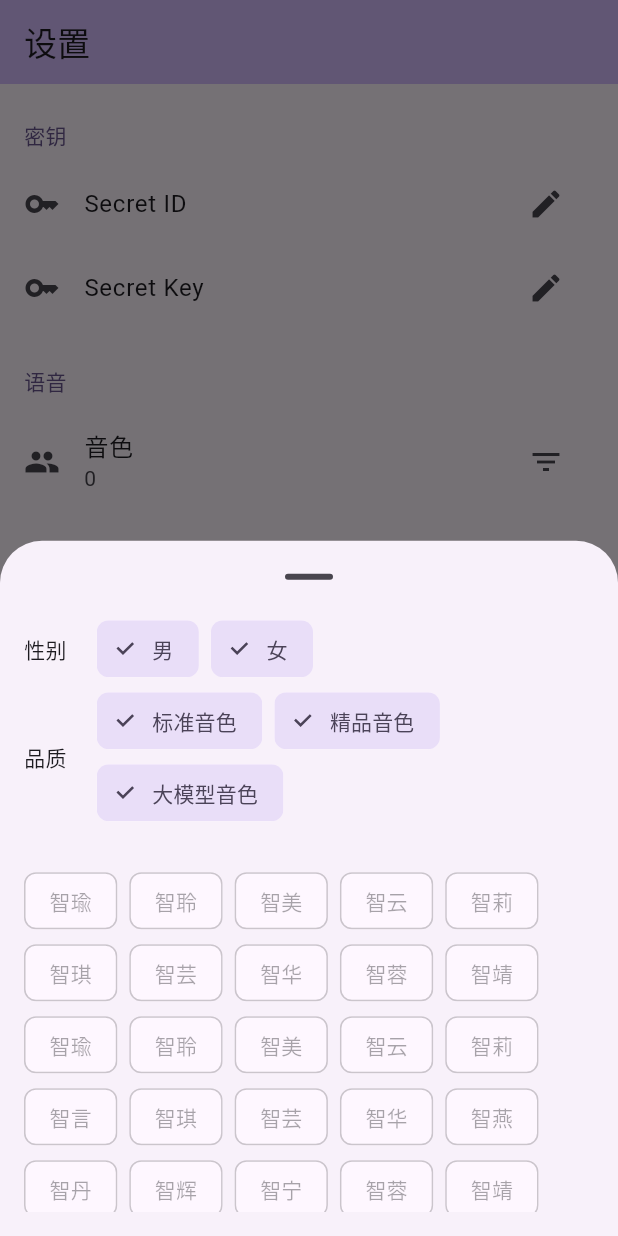
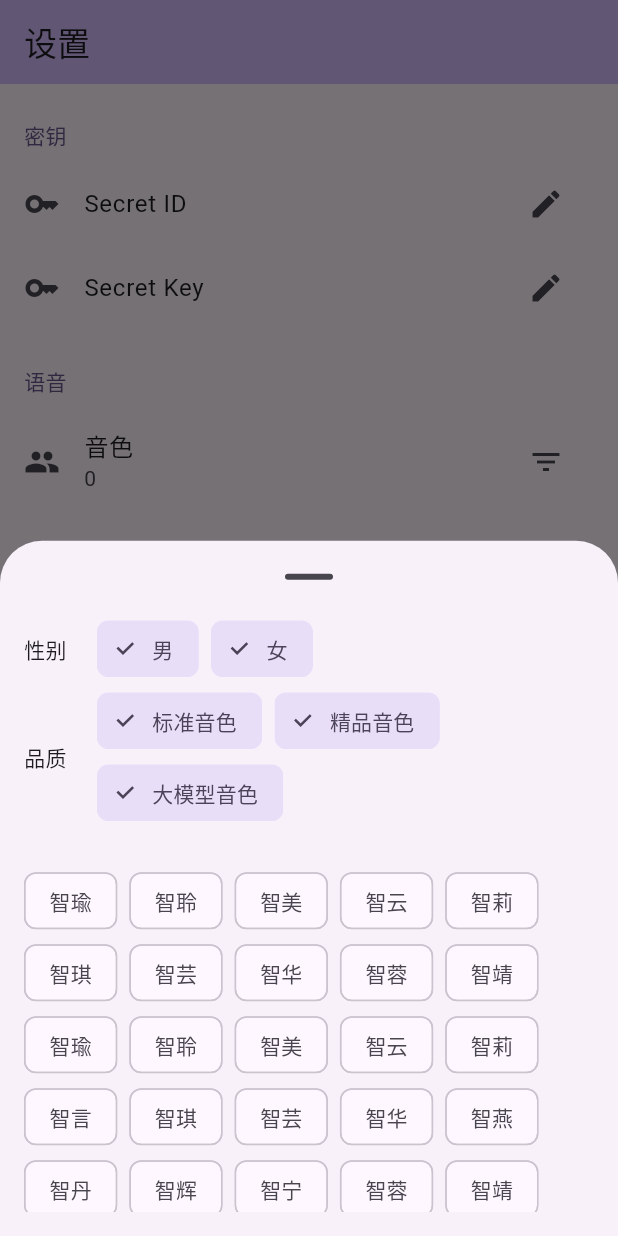
Before and after one commit to lomirus/tencent-cloud-tts-server, a Flutter app: the screen it shows after launch, after a tap on the "filter list" icon, on a phone screen of 412 x 824 dp. Run offline on Flutter 3.47's test engine with Material 3 defaults, Android fonts, the phone set to English and light mode, and no system bars; our stand-ins replace shared_preferences; missing offline and left inert: prompt_dialog.

```diff
--- a/lib/main.dart
+++ b/lib/main.dart
@@ -125,25 +125,6 @@ class _MyHomePageState extends State<MyHomePage> {
                 },
               ),
             ),
-            PopupMenuButton(
-              initialValue: settings.voiceType,
-              onSelected: (int id) => settings.voiceType = id,
-              offset: const Offset(1, 0),
-              itemBuilder: (BuildContext context) => <PopupMenuEntry<int>>[
-                const PopupMenuItem(value: 1001, child: Text('1001')),
-                const PopupMenuItem(value: 1004, child: Text('1004')),
-              ],
-              child: ListTile(
-                leading: const Icon(Icons.people),
-                title: const Text("音色"),
-                subtitle: Text(
-                  settings.voiceType.toString(),
-                  style: TextStyle(
-                    color: Theme.of(context).colorScheme.onSurfaceVariant,
-                  ),
-                ),
-              ),
-            ),
           ],
         ),
       ),
--- a/lib/widgets/voice_type_selector.dart
+++ b/lib/widgets/voice_type_selector.dart
@@ -1,5 +1,7 @@
 import 'package:flutter/material.dart';
+import 'package:provider/provider.dart';
 import 'package:tencent_cloud_tts_server/data/voice_types.dart';
+import 'package:tencent_cloud_tts_server/utils/store.dart';
 import 'package:tencent_cloud_tts_server/utils/voice_type.dart';
 
 class VoiceTypeSelector extends StatefulWidget {
@@ -19,6 +21,7 @@ class _VoiceTypeSelectorState extends State<VoiceTypeSelector> {
 
   @override
   Widget build(BuildContext context) {
+    final settings = context.watch<SettingsProvider>();
     return Padding(
       padding: const EdgeInsets.fromLTRB(16, 0, 16, 16),
       child: Column(
@@ -133,7 +136,14 @@ class _VoiceTypeSelectorState extends State<VoiceTypeSelector> {
                     .map(
                       (voiceType) => ChoiceChip(
                         label: Text(voiceType.name),
-                        selected: false,
+                        selected: settings.voiceType == voiceType.id,
+                        onSelected: (newSelected) {
+                          if (newSelected) {
+                            setState(() {
+                              settings.voiceType = voiceType.id;
+                            });
+                          }
+                        },
                       ),
                     )
                     .toList(),
```
